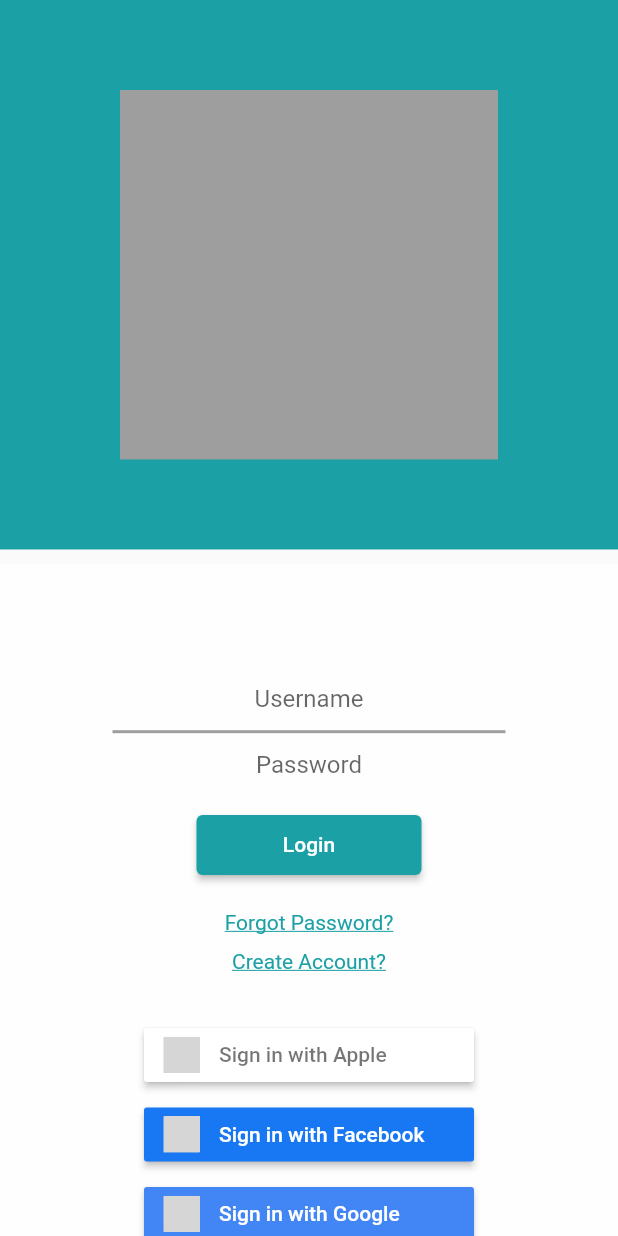
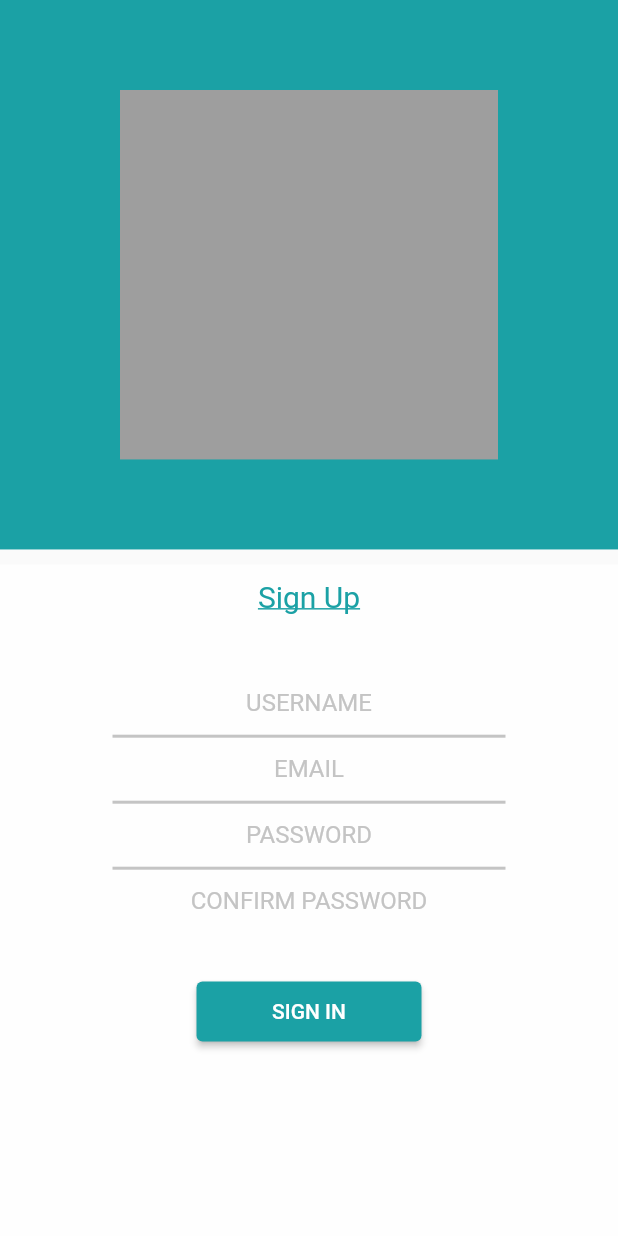
Before and after one commit to Uzairkhan98/Task-1, a Flutter app: the screen it shows after launch, on a phone screen of 412 x 824 dp. Run offline on Flutter 3.47's test engine with Material 2 defaults, Android fonts, the phone set to English and light mode, and no system bars; our stand-ins replace flutter_signin_button; grey boxes are pictures that could not be loaded.

Commit message:
Added the first Sign up page layout

```diff
--- a/lib/main.dart
+++ b/lib/main.dart
@@ -45,85 +45,93 @@ class _HomeState extends State<Home> {
                   child: Column(
                     children: <Widget>[
                       const SizedBox(
-                        height: 80,
+                        height: 10,
                       ),
-                      const TextField(
+                      InkWell(
+                          child: const Text('Sign Up',
+                            style: TextStyle(
+                              color: Color(0xff1ba1a5),
+                              decoration: TextDecoration.underline,
+                              fontSize: 20,
+                            ),
+                          ),
+                          onTap: () => {}
+                      ),
+                      const SizedBox(
+                        height: 50,
+                      ),
+                      TextField(
                         textAlign: TextAlign.center,
                         decoration: InputDecoration.collapsed(
-                          hintText: 'Username',
+                          hintText: 'Username'.toUpperCase(),
+                          hintStyle: const TextStyle(color: Color(0xffC4C4C4))
                         ),
                       ),
                       const Padding(
                         padding: EdgeInsets.symmetric( horizontal: 30, vertical: 0),
                         child: Divider(
-                          color: Colors.grey,
+                          color: Color(0xffC4C4C4),
                           height:25,
                           thickness: 2,
                           indent:5,
                           endIndent: 5,
                         ),
                       ),
-                      const TextField(
+                      TextField(
+                        textAlign: TextAlign.center,
+                        decoration: InputDecoration.collapsed(
+                          hintText: 'Email'.toUpperCase(),
+                          hintStyle: const TextStyle(color: Color(0xffC4C4C4))
+                        ),
+                      ),
+                      const Padding(
+                        padding: EdgeInsets.symmetric( horizontal: 30, vertical: 0),
+                        child: Divider(
+                          color: Color(0xffC4C4C4),
+                          height:25,
+                          thickness: 2,
+                          indent:5,
+                          endIndent: 5,
+                        ),
+                      ),
+                      TextField(
                         obscureText: true,
                         textAlign: TextAlign.center,
                         decoration: InputDecoration.collapsed(
-                          hintText: 'Password',
+                          hintText: 'Password'.toUpperCase(),
+                          hintStyle: const TextStyle(color: Color(0xffC4C4C4))
                         ),
                       ),
+                      const Padding(
+                        padding: EdgeInsets.symmetric( horizontal: 30, vertical: 0),
+                        child: Divider(
+                          color: Color(0xffC4C4C4),
+                          height:25,
+                          thickness: 2,
+                          indent:5,
+                          endIndent: 5,
+                        ),
+                      ),
+                      TextField(
+                        obscureText: true,
+                        textAlign: TextAlign.center,
+                        decoration: InputDecoration.collapsed(
+                          hintText: 'Confirm Password'.toUpperCase(),
+                          hintStyle: const TextStyle(color: Color(0xffC4C4C4))
+                        ),
+                      ),
+                      const SizedBox(height: 20),
                       Padding(
                         padding: const EdgeInsets.symmetric(horizontal: 30, vertical: 20),
                         child: ElevatedButton(
                           onPressed: () => {},
-                          child: const Text ('Login'),
+                          child: Text ('SIGN IN'.toUpperCase()),
                           style: ElevatedButton.styleFrom(
                             primary: const Color(0xff1ba1a5),
                             minimumSize: const Size(150, 40)
                           ),
                         ),
                       ),
-                      InkWell(
-                        child: const Text('Forgot Password?',
-                          style: TextStyle(
-                            color: Color(0xff1ba1a5),
-                            decoration: TextDecoration.underline,
-                          ),
-                        ),
-                        onTap: () => {}
-                      ),
-                      const SizedBox(height: 10),
-                      InkWell(
-                          child: const Text('Create Account?',
-                          style: TextStyle(
-                            color: Color(0xff1ba1a5),
-                            decoration: TextDecoration.underline,
-                          ),
-                          ),
-                          onTap: () => {}
-                      ),
-                      const SizedBox(
-                        height: 30,
-                      ),
-                      SignInButton(
-                        Buttons.Apple,
-                        text: "Sign in with Apple",
-                        onPressed: () {},
-                      ),
-                      const SizedBox(
-                        height: 5,
-                      ),
-                      SignInButton(
-                        Buttons.FacebookNew,
-                        text: "Sign in with Facebook",
-                        onPressed: () {},
-                      ),
-                      const SizedBox(
-                        height: 5,
-                      ),
-                      SignInButton(
-                        Buttons.GoogleDark,
-                        text: "Sign in with Google",
-                        onPressed: () {},
-                      )
                     ],
                   ),
                 ),
```
